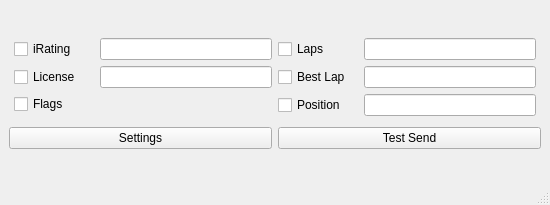
The window that ui/MainWindow_new.ui (Fuzzwah/lametric-iracing) describes before a commit, drawn with Qt 5.
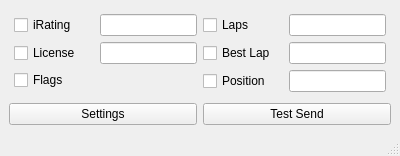
The same window after the commit.

Patch:
```diff
--- a/ui/MainWindow_new.ui
+++ b/ui/MainWindow_new.ui
@@ -6,8 +6,8 @@
    <rect>
     <x>0</x>
     <y>0</y>
-    <width>550</width>
-    <height>205</height>
+    <width>400</width>
+    <height>120</height>
    </rect>
   </property>
   <property name="windowTitle">
```
